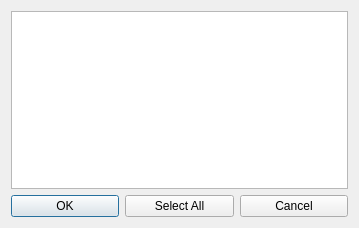
Above: tuflow/forms/ui_tuflowqgis_scenarioSelection.ui from TUFLOW-Support/QGIS-TUFLOW-Plugin before the change. Below: the same form after it.
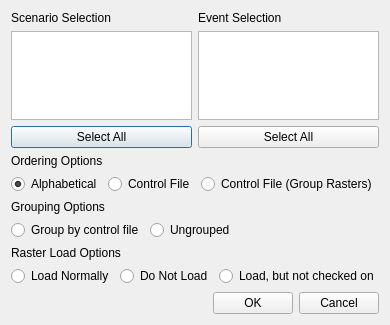
That is the form after the change.

Patch:
```diff
--- a/tuflow/forms/ui_tuflowqgis_scenarioSelection.ui
+++ b/tuflow/forms/ui_tuflowqgis_scenarioSelection.ui
@@ -6,51 +6,278 @@
    <rect>
     <x>0</x>
     <y>0</y>
-    <width>359</width>
-    <height>228</height>
+    <width>387</width>
+    <height>325</height>
    </rect>
   </property>
   <property name="windowTitle">
    <string>Select Scenarios To Add..</string>
   </property>
-  <layout class="QGridLayout" name="gridLayout">
-   <item row="0" column="0" colspan="3">
-    <widget class="QListWidget" name="scenario_lw">
-     <property name="selectionMode">
-      <enum>QAbstractItemView::ExtendedSelection</enum>
-     </property>
-    </widget>
+  <layout class="QVBoxLayout" name="verticalLayout">
+   <item>
+    <layout class="QHBoxLayout" name="horizontalLayout_5">
+     <item>
+      <layout class="QVBoxLayout" name="verticalLayout_3">
+       <item>
+        <widget class="QLabel" name="scenario_lw_label">
+         <property name="text">
+          <string>Scenario Selection</string>
+         </property>
+        </widget>
+       </item>
+       <item>
+        <widget class="QListWidget" name="scenario_lw">
+         <property name="alternatingRowColors">
+          <bool>false</bool>
+         </property>
+         <property name="selectionMode">
+          <enum>QAbstractItemView::ExtendedSelection</enum>
+         </property>
+         <property name="selectionRectVisible">
+          <bool>true</bool>
+         </property>
+        </widget>
+       </item>
+       <item>
+        <widget class="QPushButton" name="selectAll_button_scenarios">
+         <property name="text">
+          <string>Select All</string>
+         </property>
+        </widget>
+       </item>
+      </layout>
+     </item>
+     <item>
+      <layout class="QVBoxLayout" name="verticalLayout_4">
+       <item>
+        <widget class="QLabel" name="event_lw_label">
+         <property name="text">
+          <string>Event Selection</string>
+         </property>
+        </widget>
+       </item>
+       <item>
+        <widget class="QListWidget" name="event_lw">
+         <property name="alternatingRowColors">
+          <bool>false</bool>
+         </property>
+         <property name="selectionMode">
+          <enum>QAbstractItemView::ExtendedSelection</enum>
+         </property>
+         <property name="selectionBehavior">
+          <enum>QAbstractItemView::SelectItems</enum>
+         </property>
+         <property name="selectionRectVisible">
+          <bool>true</bool>
+         </property>
+        </widget>
+       </item>
+       <item>
+        <widget class="QPushButton" name="selectAll_button_events">
+         <property name="text">
+          <string>Select All</string>
+         </property>
+        </widget>
+       </item>
+      </layout>
+     </item>
+    </layout>
    </item>
-   <item row="1" column="0">
-    <widget class="QPushButton" name="ok_button">
+   <item>
+    <widget class="QLabel" name="label_3">
      <property name="text">
-      <string>OK</string>
+      <string>Ordering Options</string>
      </property>
      <attribute name="buttonGroup">
       <string notr="true">buttonGroup</string>
      </attribute>
     </widget>
    </item>
-   <item row="1" column="1">
-    <widget class="QPushButton" name="selectAll_button">
+   <item>
+    <layout class="QHBoxLayout" name="horizontalLayout_3">
+     <item>
+      <widget class="QRadioButton" name="rbOrderAlpha">
+       <property name="text">
+        <string>Alphabetical</string>
+       </property>
+       <property name="checked">
+        <bool>true</bool>
+       </property>
+       <attribute name="buttonGroup">
+        <string notr="true">buttonGroup_3</string>
+       </attribute>
+      </widget>
+     </item>
+     <item>
+      <widget class="QRadioButton" name="rbOrderCF">
+       <property name="text">
+        <string>Control File</string>
+       </property>
+       <attribute name="buttonGroup">
+        <string notr="true">buttonGroup_3</string>
+       </attribute>
+      </widget>
+     </item>
+     <item>
+      <widget class="QRadioButton" name="rbOrderCFRev">
+       <property name="text">
+        <string>Control File (Group Rasters)</string>
+       </property>
+       <attribute name="buttonGroup">
+        <string notr="true">buttonGroup_3</string>
+       </attribute>
+      </widget>
+     </item>
+     <item>
+      <spacer name="horizontalSpacer_4">
+       <property name="orientation">
+        <enum>Qt::Horizontal</enum>
+       </property>
+       <property name="sizeHint" stdset="0">
+        <size>
+         <width>40</width>
+         <height>20</height>
+        </size>
+       </property>
+      </spacer>
+     </item>
+    </layout>
+   </item>
+   <item>
+    <widget class="QLabel" name="label">
      <property name="text">
-      <string>Select All</string>
+      <string>Grouping Options</string>
      </property>
      <attribute name="buttonGroup">
       <string notr="true">buttonGroup</string>
      </attribute>
     </widget>
    </item>
-   <item row="1" column="2">
-    <widget class="QPushButton" name="cancel_button">
+   <item>
+    <layout class="QHBoxLayout" name="horizontalLayout">
+     <item>
+      <widget class="QRadioButton" name="rbGrouped">
+       <property name="text">
+        <string>Group by control file</string>
+       </property>
+       <attribute name="buttonGroup">
+        <string notr="true">buttonGroup</string>
+       </attribute>
+      </widget>
+     </item>
+     <item>
+      <widget class="QRadioButton" name="rbUngrouped">
+       <property name="text">
+        <string>Ungrouped</string>
+       </property>
+       <attribute name="buttonGroup">
+        <string notr="true">buttonGroup</string>
+       </attribute>
+      </widget>
+     </item>
+     <item>
+      <spacer name="horizontalSpacer">
+       <property name="orientation">
+        <enum>Qt::Horizontal</enum>
+       </property>
+       <property name="sizeHint" stdset="0">
+        <size>
+         <width>40</width>
+         <height>20</height>
+        </size>
+       </property>
+      </spacer>
+     </item>
+    </layout>
+   </item>
+   <item>
+    <widget class="QLabel" name="label_2">
      <property name="text">
-      <string>Cancel</string>
+      <string>Raster Load Options</string>
      </property>
      <attribute name="buttonGroup">
       <string notr="true">buttonGroup</string>
      </attribute>
     </widget>
    </item>
+   <item>
+    <layout class="QHBoxLayout" name="horizontalLayout_2">
+     <item>
+      <widget class="QRadioButton" name="rbRasterLoad">
+       <property name="text">
+        <string>Load Normally</string>
+       </property>
+       <attribute name="buttonGroup">
+        <string notr="true">buttonGroup_2</string>
+       </attribute>
+      </widget>
+     </item>
+     <item>
+      <widget class="QRadioButton" name="rbRasterNoLoad">
+       <property name="text">
+        <string>Do Not Load</string>
+       </property>
+       <attribute name="buttonGroup">
+        <string notr="true">buttonGroup_2</string>
+       </attribute>
+      </widget>
+     </item>
+     <item>
+      <widget class="QRadioButton" name="rbRasterLoadInvisible">
+       <property name="text">
+        <string>Load, but not checked on</string>
+       </property>
+       <attribute name="buttonGroup">
+        <string notr="true">buttonGroup_2</string>
+       </attribute>
+      </widget>
+     </item>
+     <item>
+      <spacer name="horizontalSpacer_2">
+       <property name="orientation">
+        <enum>Qt::Horizontal</enum>
+       </property>
+       <property name="sizeHint" stdset="0">
+        <size>
+         <width>40</width>
+         <height>20</height>
+        </size>
+       </property>
+      </spacer>
+     </item>
+    </layout>
+   </item>
+   <item>
+    <layout class="QHBoxLayout" name="horizontalLayout_4">
+     <item>
+      <spacer name="horizontalSpacer_3">
+       <property name="orientation">
+        <enum>Qt::Horizontal</enum>
+       </property>
+       <property name="sizeHint" stdset="0">
+        <size>
+         <width>40</width>
+         <height>20</height>
+        </size>
+       </property>
+      </spacer>
+     </item>
+     <item>
+      <widget class="QPushButton" name="ok_button">
+       <property name="text">
+        <string>OK</string>
+       </property>
+      </widget>
+     </item>
+     <item>
+      <widget class="QPushButton" name="cancel_button">
+       <property name="text">
+        <string>Cancel</string>
+       </property>
+      </widget>
+     </item>
+    </layout>
+   </item>
   </layout>
  </widget>
  <resources/>
```
Left out of the diff: 11 changed lines with no effect on the pictures.
